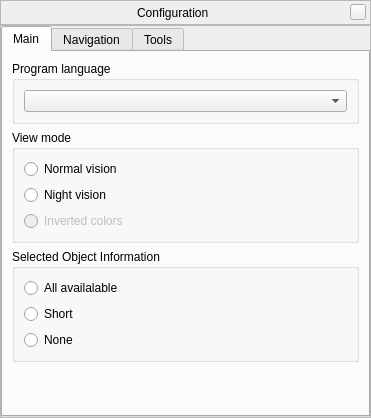
Before: the Qt Designer form src/gui/configurationDialog.ui in 519984307/stellarium_src, drawn with Qt 5.
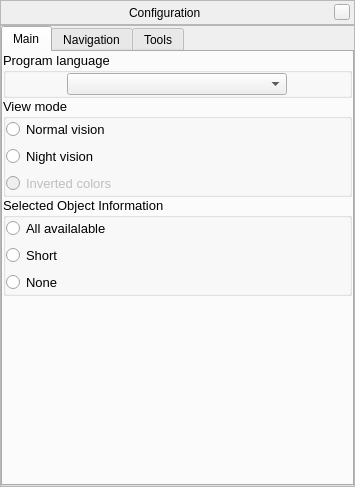
After: the same form once the commit is applied. The open tabs and pages were chosen to show the change. Custom widgets are drawn as their Qt base class.

Commit message: rearranged widgets

Patch:
```diff
--- a/src/gui/configurationDialog.ui
+++ b/src/gui/configurationDialog.ui
@@ -5,8 +5,8 @@
    <rect>
     <x>0</x>
     <y>0</y>
-    <width>371</width>
-    <height>418</height>
+    <width>355</width>
+    <height>487</height>
    </rect>
   </property>
   <property name="windowTitle" >
@@ -153,24 +153,72 @@
          <enum>Qt::ElideNone</enum>
         </property>
         <widget class="QWidget" name="tabMain" >
+         <property name="geometry" >
+          <rect>
+           <x>0</x>
+           <y>0</y>
+           <width>355</width>
+           <height>389</height>
+          </rect>
+         </property>
          <attribute name="title" >
           <string>Main</string>
          </attribute>
          <layout class="QVBoxLayout" name="verticalLayout_6" >
+          <property name="spacing" >
+           <number>0</number>
+          </property>
+          <property name="margin" >
+           <number>0</number>
+          </property>
           <item>
            <widget class="QGroupBox" name="groupBox_2" >
+            <property name="sizePolicy" >
+             <sizepolicy vsizetype="Preferred" hsizetype="Preferred" >
+              <horstretch>0</horstretch>
+              <verstretch>0</verstretch>
+             </sizepolicy>
+            </property>
+            <property name="minimumSize" >
+             <size>
+              <width>0</width>
+              <height>0</height>
+             </size>
+            </property>
+            <property name="font" >
+             <font>
+              <pointsize>10</pointsize>
+              <weight>50</weight>
+              <bold>false</bold>
+             </font>
+            </property>
             <property name="title" >
              <string>Program language</string>
             </property>
             <layout class="QHBoxLayout" name="horizontalLayout_2" >
+             <property name="margin" >
+              <number>0</number>
+             </property>
              <item>
               <widget class="QComboBox" name="programLanguageComboBox" >
                <property name="sizePolicy" >
-                <sizepolicy vsizetype="Fixed" hsizetype="Preferred" >
+                <sizepolicy vsizetype="Preferred" hsizetype="Preferred" >
                  <horstretch>0</horstretch>
                  <verstretch>0</verstretch>
                 </sizepolicy>
                </property>
+               <property name="minimumSize" >
+                <size>
+                 <width>220</width>
+                 <height>22</height>
+                </size>
+               </property>
+               <property name="maximumSize" >
+                <size>
+                 <width>220</width>
+                 <height>22</height>
+                </size>
+               </property>
               </widget>
              </item>
             </layout>
@@ -178,10 +226,20 @@
           </item>
           <item>
            <widget class="QGroupBox" name="groupBox_6" >
+            <property name="font" >
+             <font>
+              <pointsize>10</pointsize>
+              <weight>50</weight>
+              <bold>false</bold>
+             </font>
+            </property>
             <property name="title" >
              <string>View mode</string>
             </property>
             <layout class="QVBoxLayout" name="verticalLayout_4" >
+             <property name="margin" >
+              <number>0</number>
+             </property>
              <item>
               <widget class="QRadioButton" name="normalVisionRadioButton" >
                <property name="toolTip" >
@@ -226,10 +284,20 @@
               <verstretch>0</verstretch>
              </sizepolicy>
             </property>
+            <property name="font" >
+             <font>
+              <pointsize>10</pointsize>
+              <weight>50</weight>
+              <bold>false</bold>
+             </font>
+            </property>
             <property name="title" >
              <string>Selected Object Information</string>
             </property>
             <layout class="QVBoxLayout" name="verticalLayout_5" >
+             <property name="margin" >
+              <number>0</number>
+             </property>
              <item>
               <widget class="QRadioButton" name="allSelectedInfoRadio" >
                <property name="toolTip" >
@@ -268,7 +336,7 @@
             <property name="sizeHint" stdset="0" >
              <size>
               <width>20</width>
-              <height>89</height>
+              <height>40</height>
              </size>
             </property>
            </spacer>
```
Left out of the diff: 160 changed lines with no effect on the pictures. The commit also changes 4 other files.
